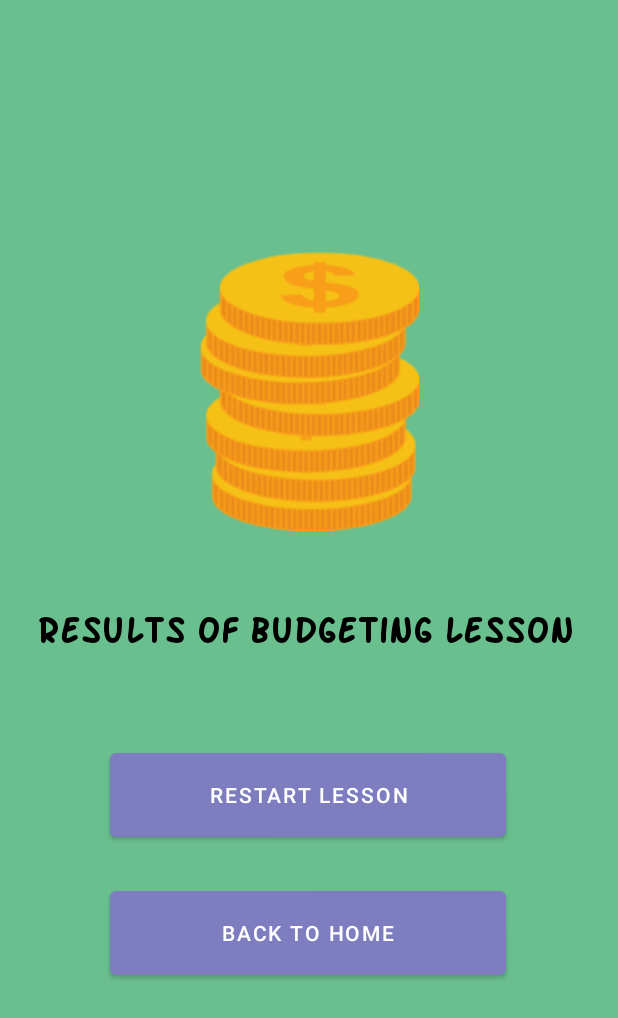
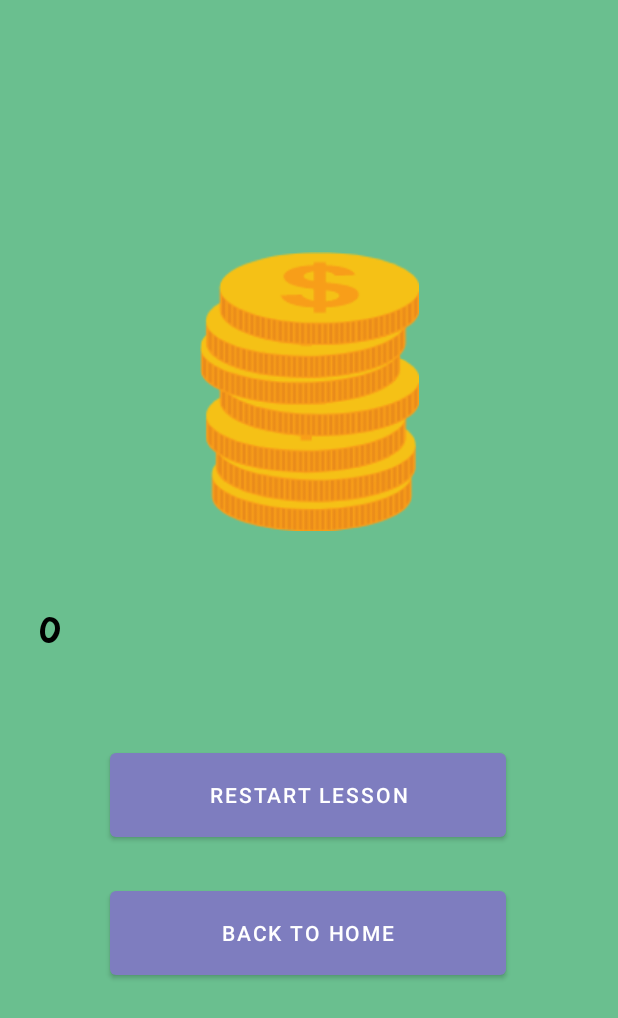
Before and after one commit to nickkbuii/FinanceLingo, an Android app: the BudgetingResultsPage screen opened directly, with no data from a screen before it, on a phone screen of 412 x 824 dp. Shown: the top 1018 px of the screen. Run offline under Robolectric (Android 15) with nearby library versions, the phone set to English and light mode, and no system bars; Roboto replaces fonts that are not available here.

Commit message:
Budgeting Lesson Results Screen Mostly Done

```diff
--- a/app/src/main/java/com/financelingo/financelingo/BudgetingResultsPage.java
+++ b/app/src/main/java/com/financelingo/financelingo/BudgetingResultsPage.java
@@ -14,9 +14,7 @@ public class BudgetingResultsPage extends AppCompatActivity {
     //retrieve score from user database class
     private User user = new User();
     private int score = user.qScore();
-
-    //define budgeting results text view
-    private TextView budgeting_results = findViewById(R.id.budg_results_text);
+    private TextView budgeting_results;
 
     @Override
     protected void onCreate(Bundle savedInstanceState) {
@@ -24,6 +22,8 @@ public class BudgetingResultsPage extends AppCompatActivity {
         super.onCreate(savedInstanceState);
         setContentView(R.layout.budgeting_results);
         //display score out of total questions
+        //define budgeting results text view
+        budgeting_results = findViewById(R.id.budg_results_text);
         budgeting_results.setText(String.valueOf(score/5));
     }
 
--- a/app/src/main/java/com/financelingo/financelingo/LessonTemplate.java
+++ b/app/src/main/java/com/financelingo/financelingo/LessonTemplate.java
@@ -84,6 +84,7 @@ public class LessonTemplate extends AppCompatActivity {
         button1.setOnClickListener(new View.OnClickListener(){
             @Override
             public void onClick(View view){
+                System.out.println(questionNumber);
                 if (button1.getText() == answer){
                     score++;
                     determineButtonsWhenRight();
@@ -100,6 +101,7 @@ public class LessonTemplate extends AppCompatActivity {
         button2.setOnClickListener(new View.OnClickListener(){
             @Override
             public void onClick(View view){
+                System.out.println(questionNumber);
                 if (button2.getText() == answer){
                     score++;
                     determineButtonsWhenRight();
@@ -116,6 +118,7 @@ public class LessonTemplate extends AppCompatActivity {
         button3.setOnClickListener(new View.OnClickListener(){
             @Override
             public void onClick(View view){
+                System.out.println(questionNumber);
                 if (button3.getText() == answer){
                     score++;
                     determineButtonsWhenRight();
@@ -132,6 +135,7 @@ public class LessonTemplate extends AppCompatActivity {
         button4.setOnClickListener(new View.OnClickListener(){
             @Override
             public void onClick(View view){
+                System.out.println(questionNumber);
                 if (button4.getText() == answer){
                     score++;
                     determineButtonsWhenRight();
```
